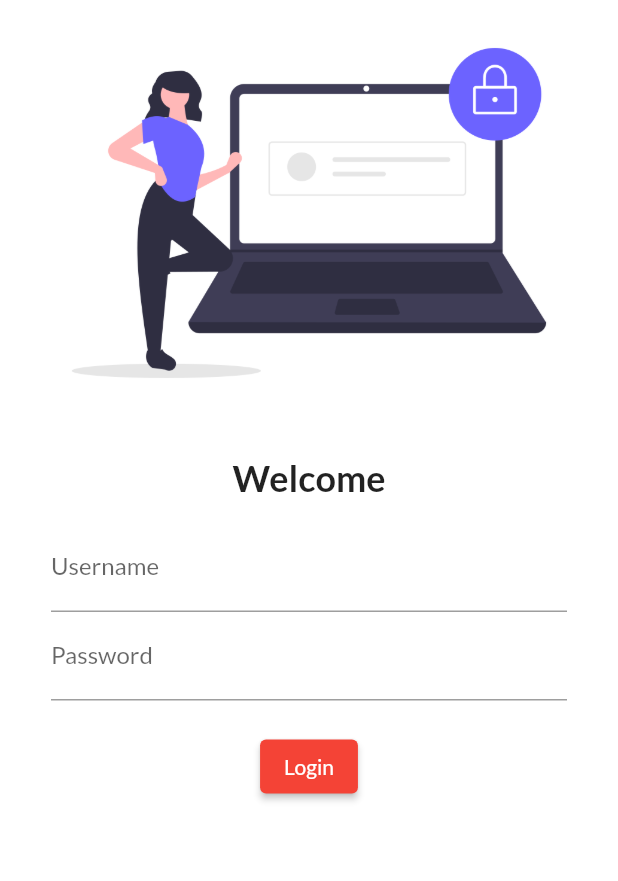
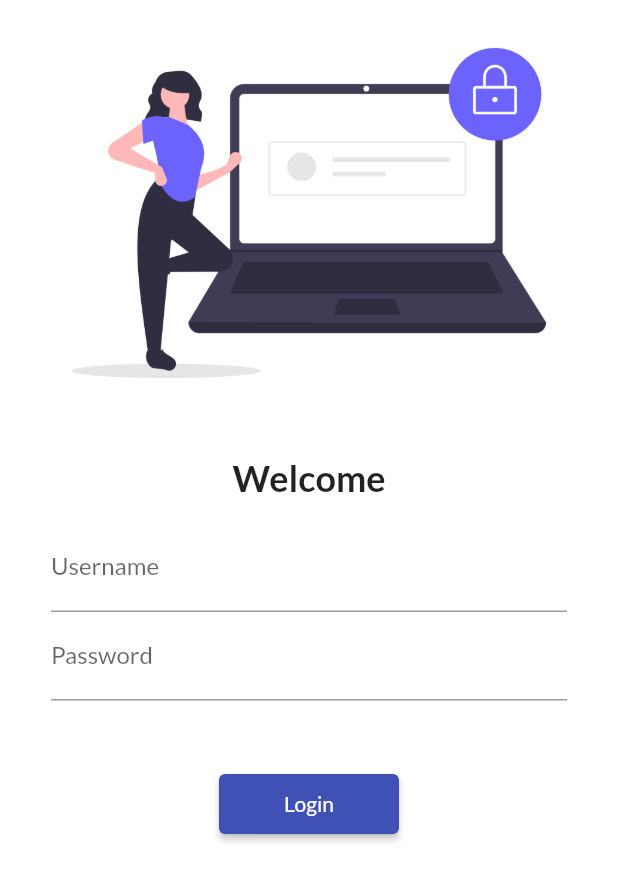
Before and after one commit to Shudh25/flutter_catalog, a Flutter app: the screen it shows after launch, on a phone screen of 412 x 824 dp. Shown: the top 881 px of the screen. Run offline on Flutter 3.47's test engine with Material 2 defaults, Android fonts, the phone set to English and light mode, and no system bars; our stand-ins replace google_fonts.

Commit message:
Day 5 completed

```diff
--- a/lib/main.dart
+++ b/lib/main.dart
@@ -1,4 +1,5 @@
 import 'package:flutter/material.dart';
+import 'package:flutter_catalog/utils/routes.dart';
 import 'package:google_fonts/google_fonts.dart';
 import 'package:flutter_catalog/pages/home_page.dart';
 import 'package:flutter_catalog/pages/login_page.dart';
@@ -14,15 +15,15 @@ class MyApp extends StatelessWidget {
         // home: HomePage(),
         themeMode: ThemeMode.light,
         theme: ThemeData(
-          primarySwatch: Colors.red,
+          primarySwatch: Colors.indigo,
           fontFamily: GoogleFonts.lato().fontFamily,
         ),
         darkTheme: ThemeData(brightness: Brightness.dark),
         initialRoute: "/login",
         routes: {
           "/": (context) => LoginPage(),
-          "/home": (context) => HomePage(),
-          "/login": (context) => LoginPage(),
+          MyRoutes.loginRoute: (context) => LoginPage(),
+          MyRoutes.homeRoute: (context) => HomePage(),
           //route   context      page name
         });
   }
--- a/lib/pages/login_page.dart
+++ b/lib/pages/login_page.dart
@@ -1,10 +1,12 @@
 import 'package:flutter/material.dart';
+import 'package:flutter_catalog/utils/routes.dart';
 
 class LoginPage extends StatelessWidget {
   @override
   Widget build(BuildContext context) {
     return Material(
       color: Colors.white,
+      child: SingleChildScrollView(
         child: Column(
           children: [
             Image.asset(
@@ -39,11 +41,14 @@ class LoginPage extends StatelessWidget {
                     ),
                   ),
                   SizedBox(
-                  height: 20.0,
+                    height: 45.0,
                   ),
                   ElevatedButton(
+                    style: TextButton.styleFrom(
+                      minimumSize: Size(120, 40),
+                    ),
                     onPressed: () {
-                    print("Ram Ram");
+                      Navigator.pushNamed(context, MyRoutes.homeRoute);
                     },
                     child: Text("Login"),
                   ),
@@ -52,6 +57,7 @@ class LoginPage extends StatelessWidget {
             )
           ],
         ),
+      ),
     );
   }
 }
--- /dev/null
+++ b/lib/utils/routes.dart
@@ -0,0 +1,4 @@
+class MyRoutes {
+  static String loginRoute = "/login";
+  static String homeRoute = "/home";
+}
```
Lines whose indentation alone changed are shown as unchanged.
